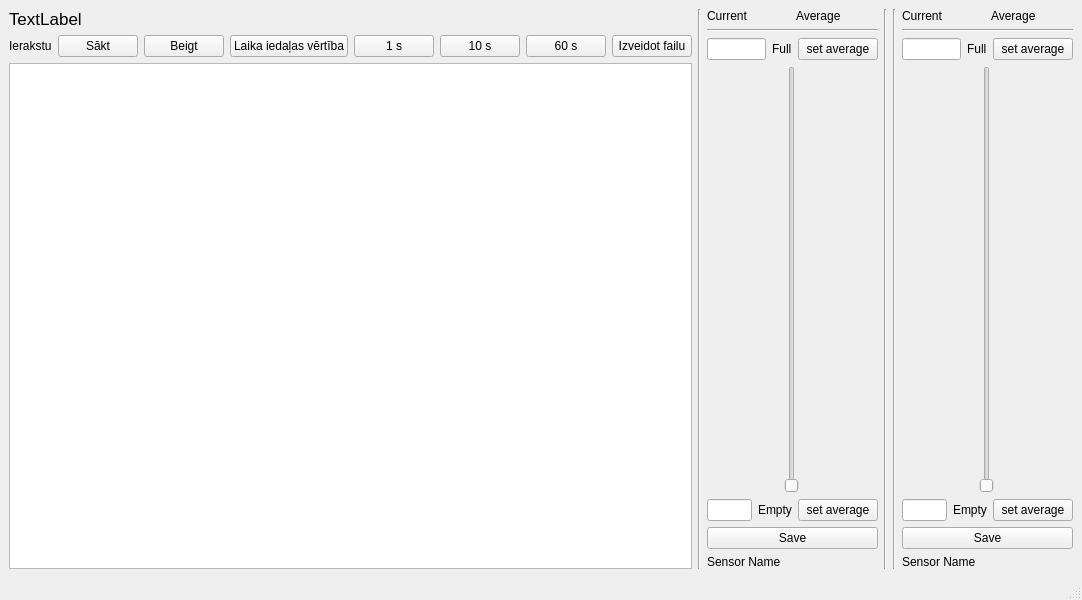
Above: rs232.ui from kasarkonic/Sauka1 before the change. Below: the same form after it.
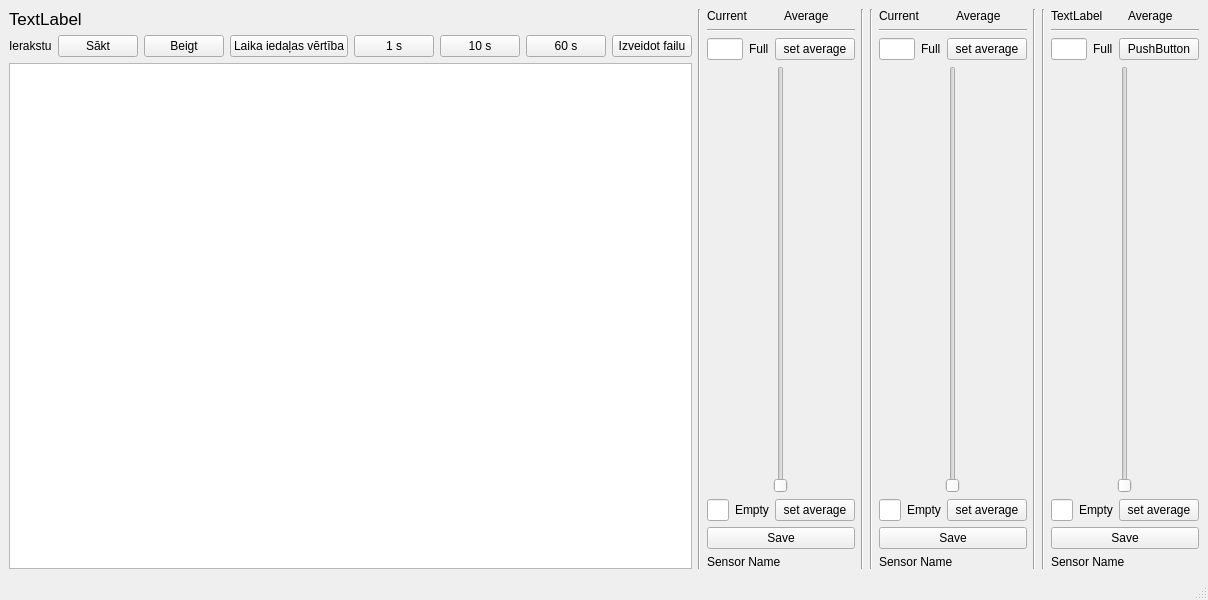
That is the form after the change.

Diff of the .ui file:
```diff
--- a/rs232.ui
+++ b/rs232.ui
@@ -6,7 +6,7 @@
    <rect>
     <x>0</x>
     <y>0</y>
-    <width>1082</width>
+    <width>1196</width>
     <height>600</height>
    </rect>
   </property>
@@ -363,6 +363,126 @@
       </item>
      </layout>
     </item>
+    <item>
+     <widget class="Line" name="line_7">
+      <property name="orientation">
+       <enum>Qt::Vertical</enum>
+      </property>
+     </widget>
+    </item>
+    <item>
+     <widget class="Line" name="line_8">
+      <property name="orientation">
+       <enum>Qt::Vertical</enum>
+      </property>
+     </widget>
+    </item>
+    <item>
+     <layout class="QVBoxLayout" name="verticalLayout_sens_3">
+      <item>
+       <layout class="QHBoxLayout" name="horizontalLayout_23">
+        <item>
+         <widget class="QLabel" name="label_current_S2">
+          <property name="text">
+           <string>TextLabel</string>
+          </property>
+         </widget>
+        </item>
+        <item>
+         <widget class="QLabel" name="label_average_S2">
+          <property name="text">
+           <string>Average</string>
+          </property>
+         </widget>
+        </item>
+       </layout>
+      </item>
+      <item>
+       <widget class="Line" name="line_6">
+        <property name="orientation">
+         <enum>Qt::Horizontal</enum>
+        </property>
+       </widget>
+      </item>
+      <item>
+       <layout class="QHBoxLayout" name="horizontalLayout_22">
+        <item>
+         <widget class="QLineEdit" name="lineEdit_full_S2"/>
+        </item>
+        <item>
+         <widget class="QLabel" name="label_full_S2">
+          <property name="text">
+           <string>Full</string>
+          </property>
+         </widget>
+        </item>
+        <item>
+         <widget class="QPushButton" name="pushButton_set_S2">
+          <property name="text">
+           <string>PushButton</string>
+          </property>
+         </widget>
+        </item>
+       </layout>
+      </item>
+      <item>
+       <layout class="QHBoxLayout" name="horizontalLayout_21">
+        <item>
+         <widget class="QSlider" name="verticalSlider_S2">
+          <property name="minimumSize">
+           <size>
+            <width>100</width>
+            <height>0</height>
+           </size>
+          </property>
+          <property name="orientation">
+           <enum>Qt::Vertical</enum>
+          </property>
+         </widget>
+        </item>
+       </layout>
+      </item>
+      <item>
+       <layout class="QHBoxLayout" name="horizontalLayout_20">
+        <item>
+         <widget class="QLineEdit" name="lineEdit_empty_S2"/>
+        </item>
+        <item>
+         <widget class="QLabel" name="label_empty_S2">
+          <property name="text">
+           <string>Empty</string>
+          </property>
+         </widget>
+        </item>
+        <item>
+         <widget class="QPushButton" name="pushButton_set_empty_s2">
+          <property name="text">
+           <string>set average</string>
+          </property>
+         </widget>
+        </item>
+       </layout>
+      </item>
+      <item>
+       <widget class="QPushButton" name="pushButton_save_S2">
+        <property name="text">
+         <string>Save</string>
+        </property>
+       </widget>
+      </item>
+      <item>
+       <layout class="QHBoxLayout" name="horizontalLayout_18">
+        <item>
+         <widget class="QLabel" name="label_name_S2">
+          <property name="text">
+           <string>Sensor Name</string>
+          </property>
+         </widget>
+        </item>
+       </layout>
+      </item>
+     </layout>
+    </item>
    </layout>
   </widget>
   <widget class="QMenuBar" name="menubar">
```
Left out of the diff: 2 changed lines with no effect on the pictures.
